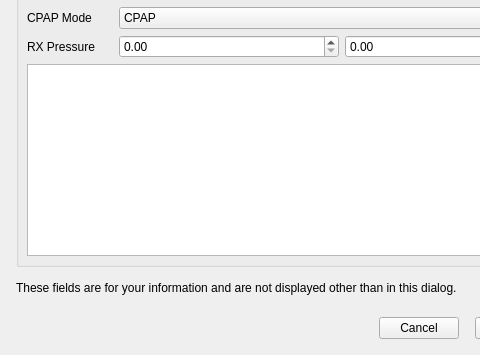
tomasohara/OSCAR-SQL, file oscar/newprofile.ui: the form before one commit; both pictures show x 0 to 480 and y 95 to 450 of the 667 by 450 pixel window.
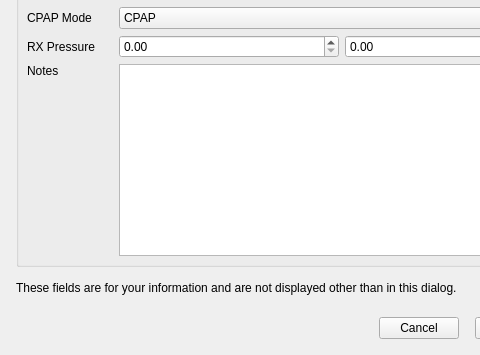
The form after the commit. The open tabs and pages were chosen to show the change. Icons and pictures are not drawn.

Commit message:
Add Notes label to CPAP page in profile editor (closes #106)
The CPAP Treatment page had an unlabelled QPlainTextEdit (cpapNotes).
Added a "Notes" label in the same style as the Address labels on the
Personal and Doctor pages.

```diff
--- a/oscar/newprofile.ui
+++ b/oscar/newprofile.ui
@@ -731,7 +731,17 @@
                 </item>
                </layout>
               </item>
-              <item row="4" column="0" colspan="2">
+              <item row="4" column="0">
+               <widget class="QLabel" name="label_cpapNotes">
+                <property name="text">
+                 <string>Notes</string>
+                </property>
+                <property name="alignment">
+                 <set>Qt::AlignLeading|Qt::AlignLeft|Qt::AlignTop</set>
+                </property>
+               </widget>
+              </item>
+              <item row="4" column="1">
                <widget class="QPlainTextEdit" name="cpapNotes">
                 <property name="tabChangesFocus">
                  <bool>true</bool>
```
